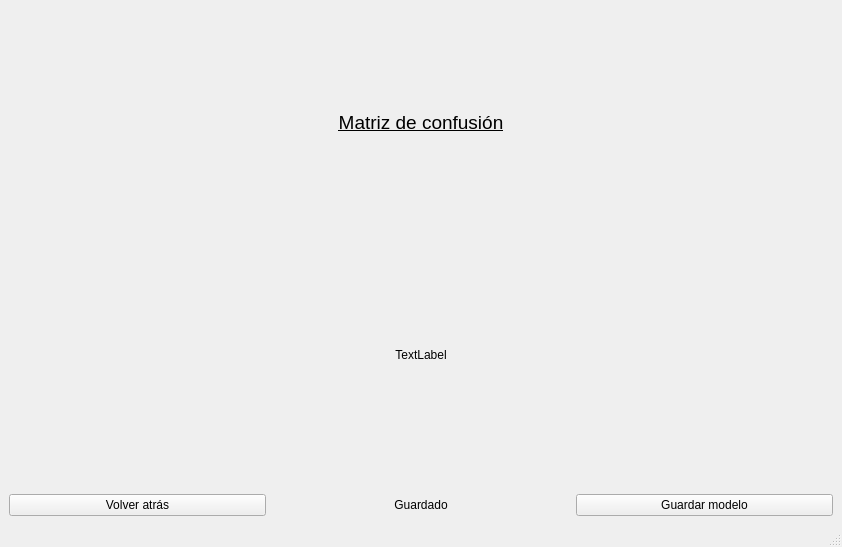
Above: Resources/UI/OutputWindowEntrenamientoWeb.ui from 40CompilerErrors/Proyecto2 before the change. Below: the same form after it.
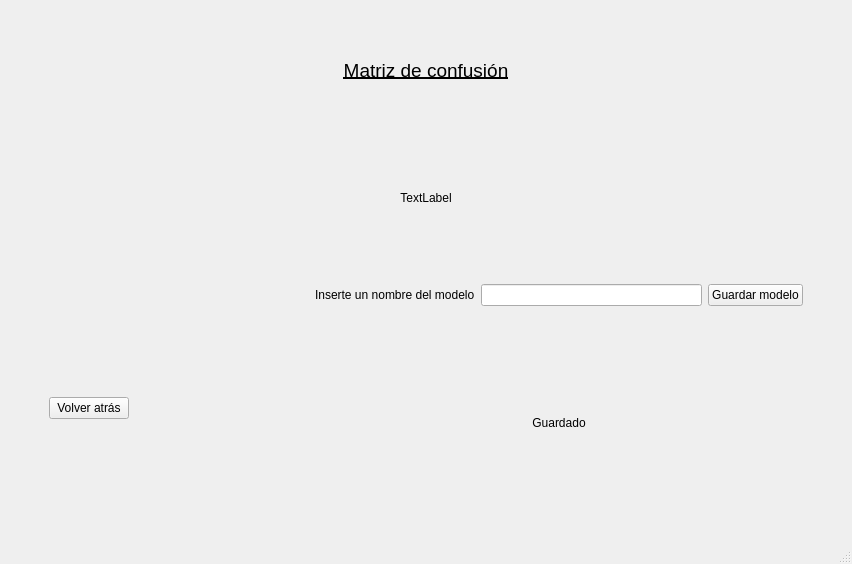
That is the form after the change.

Commit message: Debiera ser el final de todo lo del output de entrenamiento

Diff of the .ui file:
```diff
--- a/Resources/UI/OutputWindowEntrenamientoWeb.ui
+++ b/Resources/UI/OutputWindowEntrenamientoWeb.ui
@@ -6,8 +6,8 @@
    <rect>
     <x>0</x>
     <y>0</y>
-    <width>842</width>
-    <height>547</height>
+    <width>852</width>
+    <height>564</height>
    </rect>
   </property>
   <property name="windowTitle">
@@ -84,8 +84,30 @@
       </item>
       <item>
        <layout class="QHBoxLayout" name="layout_GuardarModelo_">
+        <item>
+         <spacer name="horizontalSpacer_2">
+          <property name="orientation">
+           <enum>Qt::Horizontal</enum>
+          </property>
+          <property name="sizeType">
+           <enum>QSizePolicy::Minimum</enum>
+          </property>
+          <property name="sizeHint" stdset="0">
+           <size>
+            <width>40</width>
+            <height>20</height>
+           </size>
+          </property>
+         </spacer>
+        </item>
         <item>
          <widget class="QPushButton" name="backButton">
+          <property name="sizePolicy">
+           <sizepolicy hsizetype="Minimum" vsizetype="Fixed">
+            <horstretch>0</horstretch>
+            <verstretch>0</verstretch>
+           </sizepolicy>
+          </property>
           <property name="text">
            <string>Volver atrás</string>
           </property>
@@ -101,24 +123,49 @@
           </property>
           <property name="sizeHint" stdset="0">
            <size>
-            <width>20</width>
+            <width>180</width>
             <height>20</height>
            </size>
           </property>
          </spacer>
         </item>
         <item>
-         <widget class="QLabel" name="label_GuardarModelo_">
-          <property name="text">
-           <string>Guardado</string>
-          </property>
-          <property name="alignment">
-           <set>Qt::AlignCenter</set>
-          </property>
-         </widget>
+         <layout class="QVBoxLayout" name="verticalLayout_3">
+          <item>
+           <layout class="QHBoxLayout" name="horizontalLayout">
+            <item>
+             <widget class="QLabel" name="label">
+              <property name="text">
+               <string>Inserte un nombre del modelo</string>
+              </property>
+             </widget>
+            </item>
+            <item>
+             <widget class="QLineEdit" name="modelName_text_"/>
+            </item>
+            <item>
+             <widget class="QPushButton" name="boton_guardarModelo_">
+              <property name="text">
+               <string>Guardar modelo</string>
+              </property>
+             </widget>
+            </item>
+           </layout>
+          </item>
+          <item>
+           <widget class="QLabel" name="label_guardarModelo_">
+            <property name="text">
+             <string>Guardado</string>
+            </property>
+            <property name="alignment">
+             <set>Qt::AlignCenter</set>
+            </property>
+           </widget>
+          </item>
+         </layout>
         </item>
         <item>
-         <spacer name="horizontalSpacer_2">
+         <spacer name="horizontalSpacer_3">
           <property name="orientation">
            <enum>Qt::Horizontal</enum>
           </property>
@@ -127,19 +174,12 @@
           </property>
           <property name="sizeHint" stdset="0">
            <size>
-            <width>20</width>
+            <width>40</width>
             <height>20</height>
            </size>
           </property>
          </spacer>
         </item>
-        <item>
-         <widget class="QPushButton" name="boton_guardarModelo_">
-          <property name="text">
-           <string>Guardar modelo</string>
-          </property>
-         </widget>
-        </item>
        </layout>
       </item>
      </layout>
```
Left out of the diff: 2 changed lines with no effect on the pictures. The commit also changes 2 other files.
